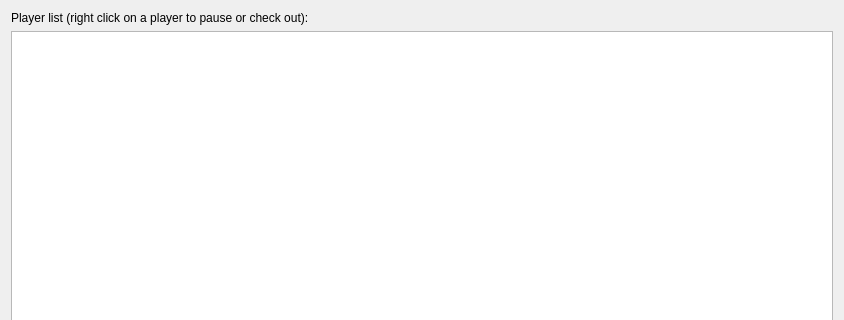
simophin/game-matcher-qt, file src/NewGameDialog.ui: the form before one commit; both pictures show x 0 to 844 and y 0 to 320 of the 844 by 759 pixel window.
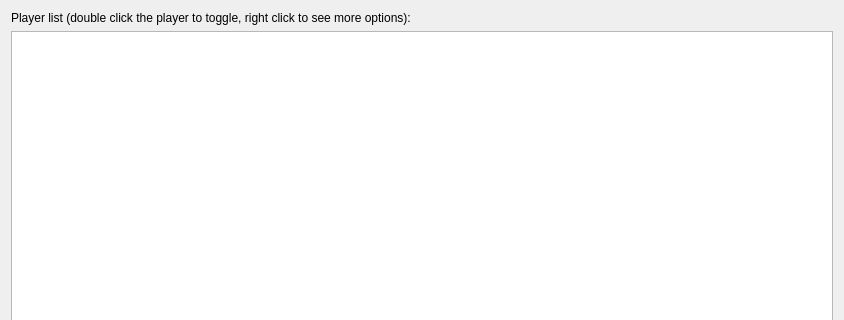
The form after the commit.

Commit message: New game dialogs

What changed in the file:
```diff
--- a/src/NewGameDialog.ui
+++ b/src/NewGameDialog.ui
@@ -25,7 +25,7 @@
      <item>
       <widget class="QLabel" name="label">
        <property name="text">
-        <string>Player list (right click on a player to pause or check out):</string>
+        <string>Player list (double click the player to toggle, right click to see more options):</string>
        </property>
       </widget>
      </item>
```
The commit also changes 2 other files.
